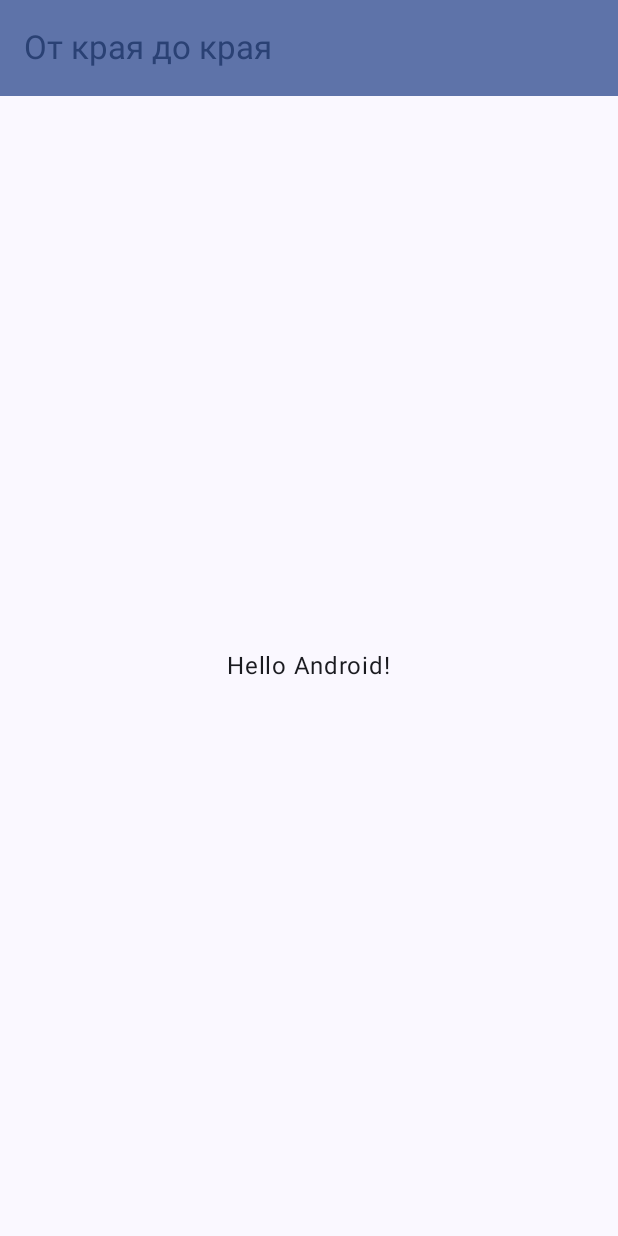
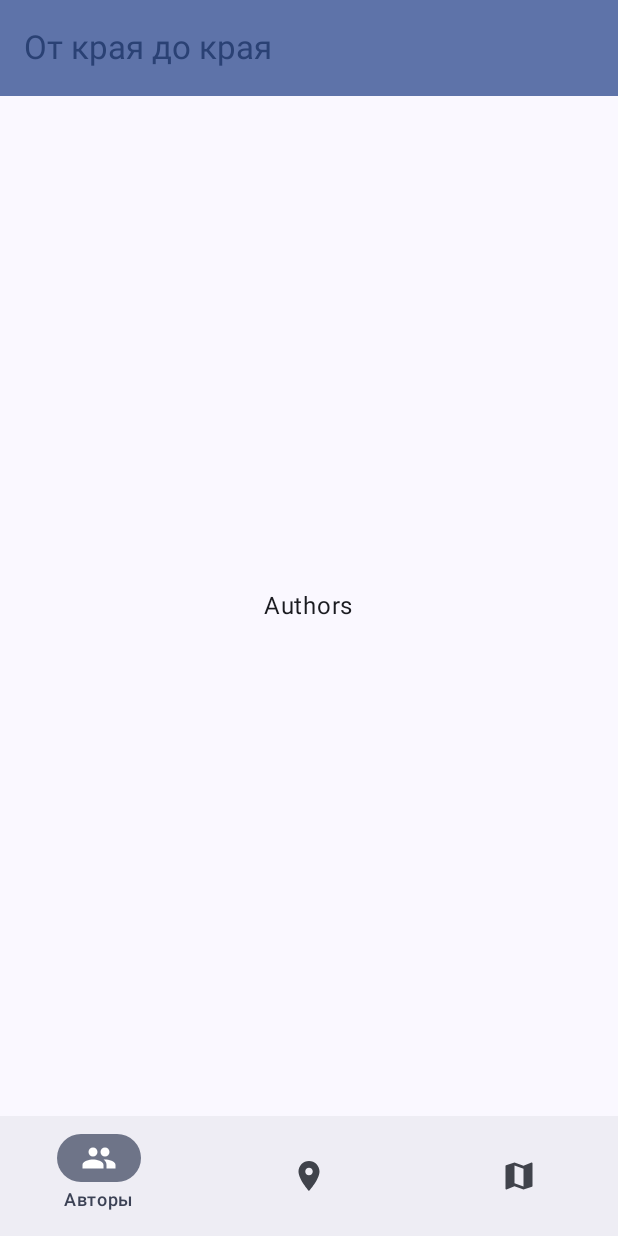
Before and after one commit to orlovanton01/PermTravel, an Android app built with Jetpack Compose: the screen it shows after launch (MainActivity), on a phone screen of 412 x 824 dp. Run offline under Robolectric (Android 15) with nearby library versions, the phone set to English and light mode, and no system bars.

Commit message:
Добавление навбара

```diff
--- a/app/build.gradle.kts
+++ b/app/build.gradle.kts
@@ -49,6 +49,7 @@ dependencies {
     implementation(libs.androidx.ui.graphics)
     implementation(libs.androidx.ui.tooling.preview)
     implementation(libs.androidx.material3)
+    implementation(libs.androidx.navigation.compose)
     testImplementation(libs.junit)
     androidTestImplementation(libs.androidx.junit)
     androidTestImplementation(libs.androidx.espresso.core)
--- a/app/src/main/java/ru/mobile/permtravel/MainActivity.kt
+++ b/app/src/main/java/ru/mobile/permtravel/MainActivity.kt
@@ -4,20 +4,10 @@ import android.os.Bundle
 import androidx.activity.ComponentActivity
 import androidx.activity.compose.setContent
 import androidx.activity.enableEdgeToEdge
-import androidx.compose.foundation.layout.Box
-import androidx.compose.foundation.layout.fillMaxSize
-import androidx.compose.foundation.layout.padding
-import androidx.compose.material3.ExperimentalMaterial3Api
-import androidx.compose.material3.MaterialTheme
-import androidx.compose.material3.Scaffold
-import androidx.compose.material3.Text
-import androidx.compose.material3.TopAppBar
-import androidx.compose.material3.TopAppBarDefaults
 import androidx.compose.runtime.Composable
-import androidx.compose.ui.Alignment
-import androidx.compose.ui.Modifier
 import androidx.compose.ui.tooling.preview.Preview
 import ru.mobile.permtravel.ui.theme.PermTravelTheme
+import ru.mobile.permtravel.pages.CPageLayout
 
 class MainActivity : ComponentActivity() {
     override fun onCreate(savedInstanceState: Bundle?) {
@@ -25,52 +15,16 @@ class MainActivity : ComponentActivity() {
         enableEdgeToEdge()
         setContent {
             PermTravelTheme {
-                MainPage()
+                CPageLayout()
             }
         }
     }
 }
 
-@OptIn(ExperimentalMaterial3Api::class)
+@Preview(showBackground = true)
 @Composable
-fun MainPage(modifier: Modifier = Modifier) {
-    Scaffold(
-        modifier = Modifier.fillMaxSize(),
-        topBar = {
-            TopAppBar(
-                colors = TopAppBarDefaults.topAppBarColors(
-                    containerColor = MaterialTheme.colorScheme.primaryContainer,
-                    titleContentColor = MaterialTheme.colorScheme.primary,
-                ),
-                title = {
-                    Text("От края до края")
-                }
-            )
-        },
-    ) { innerPadding ->
-        Box(
-            contentAlignment = Alignment.Center,
-            modifier = modifier
-                .padding(innerPadding)
-                .fillMaxSize()
-        ){
-            Greeting("Android", modifier)
-        }
+fun MainPreview() {
+    PermTravelTheme {
+        CPageLayout()
     }
 }
-
-@Composable
-fun Greeting(name: String, modifier: Modifier = Modifier) {
-    Text(
-        text = "Hello $name!",
-        modifier = modifier
-    )
-}
-
-@Preview(showBackground = true)
-@Composable
-fun GreetingPreview() {
-    PermTravelTheme {
-        MainPage()
-    }
-}
--- /dev/null
+++ b/app/src/main/java/ru/mobile/permtravel/pages/CPageAuthors.kt
@@ -0,0 +1,21 @@
+package ru.mobile.permtravel.pages
+
+import androidx.compose.foundation.layout.Box
+import androidx.compose.foundation.layout.fillMaxSize
+import androidx.compose.material3.Text
+import androidx.compose.runtime.Composable
+import androidx.compose.ui.Alignment
+import androidx.compose.ui.Modifier
+
+@Composable
+fun CPageAuthors(modifier : Modifier = Modifier) {
+    Box(
+        contentAlignment = Alignment.Center,
+        modifier = modifier
+            .fillMaxSize()
+    ){
+        Text(
+            text = "Authors"
+        )
+    }
+}
--- /dev/null
+++ b/app/src/main/java/ru/mobile/permtravel/pages/CPageLayout.kt
@@ -0,0 +1,51 @@
+package ru.mobile.permtravel.pages
+
+import androidx.compose.foundation.layout.fillMaxSize
+import androidx.compose.foundation.layout.padding
+import androidx.compose.material3.ExperimentalMaterial3Api
+import androidx.compose.material3.MaterialTheme
+import androidx.compose.material3.Scaffold
+import androidx.compose.material3.Text
+import androidx.compose.material3.TopAppBar
+import androidx.compose.material3.TopAppBarDefaults
+import androidx.compose.runtime.Composable
+import androidx.compose.ui.Modifier
+import androidx.navigation.compose.NavHost
+import androidx.navigation.compose.composable
+import androidx.navigation.compose.rememberNavController
+import ru.mobile.permtravel.util.CBottomNavigationBar
+
+@OptIn(ExperimentalMaterial3Api::class)
+@Composable
+fun CPageLayout()
+{
+    val navController = rememberNavController()
+    Scaffold(
+        modifier = Modifier.fillMaxSize(),
+        topBar = {
+            TopAppBar(
+                colors = TopAppBarDefaults.topAppBarColors(
+                    containerColor = MaterialTheme.colorScheme.primaryContainer,
+                    titleContentColor = MaterialTheme.colorScheme.primary,
+                ),
+                title = {
+                    Text("От края до края")
+                }
+            )
+        },
+        bottomBar = {
+            CBottomNavigationBar(navController = navController)
+        }
+    ) { innerPadding ->
+        val modifier = Modifier.padding(innerPadding)
+        NavHost(
+            navController,
+            startDestination = "authors",
+            modifier = modifier
+        ) {
+            composable("authors") { CPageAuthors() }
+            composable("places") { CPagePlaces() }
+            composable("map") { CPageMap() }
+        }
+    }
+}
--- /dev/null
+++ b/app/src/main/java/ru/mobile/permtravel/pages/CPageMap.kt
@@ -0,0 +1,21 @@
+package ru.mobile.permtravel.pages
+
+import androidx.compose.foundation.layout.Box
+import androidx.compose.foundation.layout.fillMaxSize
+import androidx.compose.material3.Text
+import androidx.compose.runtime.Composable
+import androidx.compose.ui.Alignment
+import androidx.compose.ui.Modifier
+
+@Composable
+fun CPageMap(modifier : Modifier = Modifier) {
+    Box(
+        contentAlignment = Alignment.Center,
+        modifier = modifier
+            .fillMaxSize()
+    ){
+        Text(
+            text = "Map"
+        )
+    }
+}
--- /dev/null
+++ b/app/src/main/java/ru/mobile/permtravel/pages/CPagePlaces.kt
@@ -0,0 +1,21 @@
+package ru.mobile.permtravel.pages
+
+import androidx.compose.foundation.layout.Box
+import androidx.compose.foundation.layout.fillMaxSize
+import androidx.compose.runtime.Composable
+import androidx.compose.ui.Alignment
+import androidx.compose.ui.Modifier
+import androidx.compose.material3.Text
+
+@Composable
+fun CPagePlaces(modifier : Modifier = Modifier) {
+    Box(
+        contentAlignment = Alignment.Center,
+        modifier = modifier
+            .fillMaxSize()
+    ){
+        Text(
+            text = "Places"
+        )
+    }
+}
--- /dev/null
+++ b/app/src/main/java/ru/mobile/permtravel/util/CNavigation.kt
@@ -0,0 +1,64 @@
+package ru.mobile.permtravel.util
+
+import androidx.compose.material3.Icon
+import androidx.compose.material3.NavigationBar
+import androidx.compose.material3.NavigationBarItem
+import androidx.compose.material3.Text
+import androidx.compose.runtime.Composable
+import androidx.compose.runtime.getValue
+import androidx.compose.ui.res.painterResource
+import androidx.navigation.NavHostController
+import androidx.navigation.compose.currentBackStackEntryAsState
+import ru.mobile.permtravel.R
+
+@Composable
+fun CBottomNavigationBar(navController: NavHostController) {
+    NavigationBar  {
+        val navBackStackEntry by navController.currentBackStackEntryAsState()
+        val currentRoute = navBackStackEntry?.destination?.route
+        NavBarItems.BarItems.forEach { navItem ->
+            NavigationBarItem(
+                selected = currentRoute == navItem.route,
+                onClick = {
+                    navController.navigate(navItem.route)
+                },
+                icon = {
+                    Icon(
+                        painter = painterResource(navItem.image),
+                        contentDescription = navItem.title
+                    )
+                },
+                label = {
+                    Text(text = navItem.title)
+                },
+                alwaysShowLabel = false
+            )
+        }
+    }
+}
+
+object NavBarItems {
+    val BarItems = listOf(
+        CBarItem(
+            title = "Авторы",
+            image = R.drawable.baseline_people_24,
+            route = "authors"
+        ),
+        CBarItem(
+            title = "Места",
+            image = R.drawable.baseline_place_24,
+            route = "places"
+        ),
+        CBarItem(
+            title = "Карта",
+            image = R.drawable.baseline_map_24,
+            route = "map"
+        )
+    )
+}
+
+data class CBarItem(
+    val title: String,
+    val image: Int,
+    val route: String
+)
--- /dev/null
+++ b/app/src/main/res/drawable/baseline_map_24.xml
@@ -0,0 +1,5 @@
+<vector xmlns:android="http://schemas.android.com/apk/res/android" android:height="24dp" android:tint="#000000" android:viewportHeight="24" android:viewportWidth="24" android:width="24dp">
+
+    <path android:fillColor="@android:color/white" android:pathData="M20.5,3l-0.16,0.03L15,5.1 9,3 3.36,4.9c-0.21,0.07 -0.36,0.25 -0.36,0.48V20.5c0,0.28 0.22,0.5 0.5,0.5l0.16,-0.03L9,18.9l6,2.1 5.64,-1.9c0.21,-0.07 0.36,-0.25 0.36,-0.48V3.5c0,-0.28 -0.22,-0.5 -0.5,-0.5zM15,19l-6,-2.11V5l6,2.11V19z"/>
+
+</vector>
--- /dev/null
+++ b/app/src/main/res/drawable/baseline_people_24.xml
@@ -0,0 +1,5 @@
+<vector xmlns:android="http://schemas.android.com/apk/res/android" android:height="24dp" android:tint="#000000" android:viewportHeight="24" android:viewportWidth="24" android:width="24dp">
+
+    <path android:fillColor="@android:color/white" android:pathData="M16,11c1.66,0 2.99,-1.34 2.99,-3S17.66,5 16,5c-1.66,0 -3,1.34 -3,3s1.34,3 3,3zM8,11c1.66,0 2.99,-1.34 2.99,-3S9.66,5 8,5C6.34,5 5,6.34 5,8s1.34,3 3,3zM8,13c-2.33,0 -7,1.17 -7,3.5L1,19h14v-2.5c0,-2.33 -4.67,-3.5 -7,-3.5zM16,13c-0.29,0 -0.62,0.02 -0.97,0.05 1.16,0.84 1.97,1.97 1.97,3.45L17,19h6v-2.5c0,-2.33 -4.67,-3.5 -7,-3.5z"/>
+
+</vector>
--- /dev/null
+++ b/app/src/main/res/drawable/baseline_place_24.xml
@@ -0,0 +1,5 @@
+<vector xmlns:android="http://schemas.android.com/apk/res/android" android:height="24dp" android:tint="#000000" android:viewportHeight="24" android:viewportWidth="24" android:width="24dp">
+
+    <path android:fillColor="@android:color/white" android:pathData="M12,2C8.13,2 5,5.13 5,9c0,5.25 7,13 7,13s7,-7.75 7,-13c0,-3.87 -3.13,-7 -7,-7zM12,11.5c-1.38,0 -2.5,-1.12 -2.5,-2.5s1.12,-2.5 2.5,-2.5 2.5,1.12 2.5,2.5 -1.12,2.5 -2.5,2.5z"/>
+
+</vector>
--- a/gradle/libs.versions.toml
+++ b/gradle/libs.versions.toml
@@ -7,7 +7,8 @@ junitVersion = "1.2.1"
 espressoCore = "3.6.1"
 lifecycleRuntimeKtx = "2.8.7"
 activityCompose = "1.10.0"
-composeBom = "2024.04.01"
+composeBom = "2025.01.01"
+nav_version = "2.8.6"
 
 [libraries]
 androidx-core-ktx = { group = "androidx.core", name = "core-ktx", version.ref = "coreKtx" }
@@ -24,6 +25,7 @@ androidx-ui-tooling-preview = { group = "androidx.compose.ui", name = "ui-toolin
 androidx-ui-test-manifest = { group = "androidx.compose.ui", name = "ui-test-manifest" }
 androidx-ui-test-junit4 = { group = "androidx.compose.ui", name = "ui-test-junit4" }
 androidx-material3 = { group = "androidx.compose.material3", name = "material3" }
+androidx-navigation-compose = { group = "androidx.navigation", name = "navigation-compose", version.ref = "nav_version"}
 
 [plugins]
 android-application = { id = "com.android.application", version.ref = "agp" }
```
